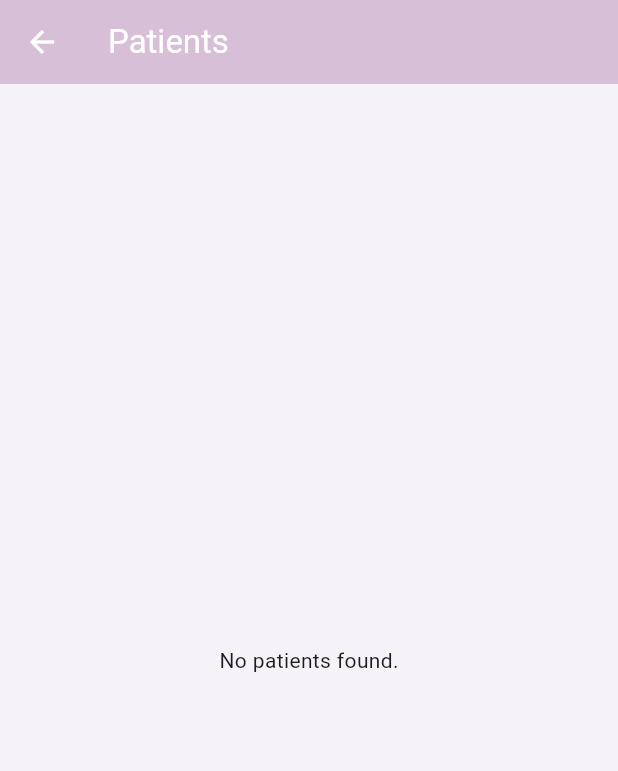
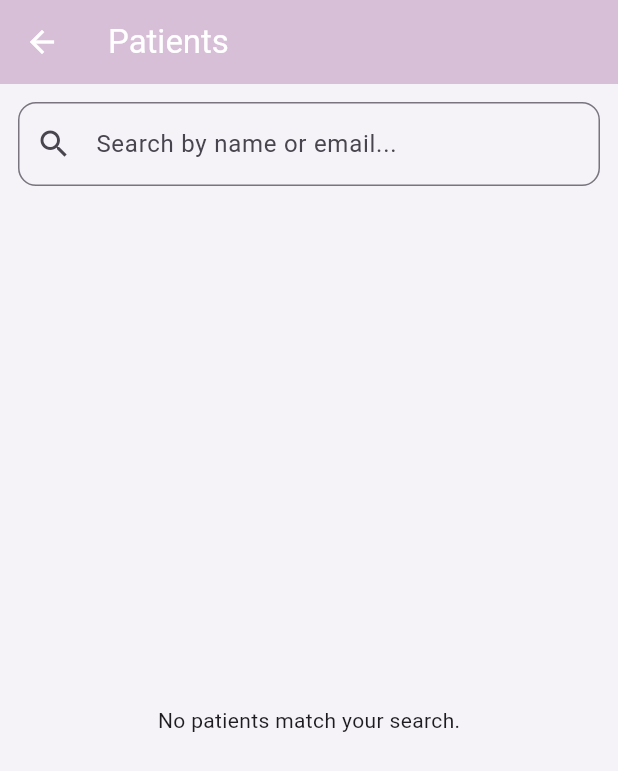
Before and after one commit to Ba-jx/safespace, a Flutter app: the ViewPatientsScreen screen opened directly, on a phone screen of 412 x 824 dp. Shown: the top 771 px of the screen. Run offline on Flutter 3.47's test engine with Material 3 defaults, Android fonts, the phone set to English and light mode, and no system bars; our stand-ins replace cloud_firestore, firebase_auth, firebase_core, table_calendar; accounts and stored records are empty.

Commit message:
Update view_patients_screen.dart

```diff
--- a/lib/screens/view_patients_screen.dart
+++ b/lib/screens/view_patients_screen.dart
@@ -1,8 +1,16 @@
 import 'package:flutter/material.dart';
 import 'package:cloud_firestore/cloud_firestore.dart';
+import 'patient_detail_screen.dart';
 
-class ViewPatientsScreen extends StatelessWidget {
+class ViewPatientsScreen extends StatefulWidget {
   const ViewPatientsScreen({super.key});
+
+  @override
+  State<ViewPatientsScreen> createState() => _ViewPatientsScreenState();
+}
+
+class _ViewPatientsScreenState extends State<ViewPatientsScreen> {
+  String searchQuery = '';
 
   Future<String?> _fetchLatestMood(String userId) async {
     final snapshot = await FirebaseFirestore.instance
@@ -23,7 +31,25 @@ class ViewPatientsScreen extends StatelessWidget {
   Widget build(BuildContext context) {
     return Scaffold(
       appBar: AppBar(title: const Text('Patients')),
-      body: StreamBuilder<QuerySnapshot>(
+      body: Column(
+        children: [
+          Padding(
+            padding: const EdgeInsets.all(12),
+            child: TextField(
+              decoration: InputDecoration(
+                hintText: 'Search by name or email...',
+                prefixIcon: const Icon(Icons.search),
+                border: OutlineInputBorder(borderRadius: BorderRadius.circular(12)),
+              ),
+              onChanged: (value) {
+                setState(() {
+                  searchQuery = value.toLowerCase();
+                });
+              },
+            ),
+          ),
+          Expanded(
+            child: StreamBuilder<QuerySnapshot>(
               stream: FirebaseFirestore.instance
                   .collection('users')
                   .where('role', isEqualTo: 'patient')
@@ -33,14 +59,19 @@ class ViewPatientsScreen extends StatelessWidget {
                   return const Center(child: Text('Error loading patients.'));
                 }
 
-          if (snapshot.connectionState == ConnectionState.waiting) {
+                if (!snapshot.hasData) {
                   return const Center(child: CircularProgressIndicator());
                 }
 
-          final patients = snapshot.data?.docs ?? [];
+                final patients = snapshot.data!.docs.where((doc) {
+                  final data = doc.data() as Map<String, dynamic>;
+                  final name = (data['name'] ?? '').toString().toLowerCase();
+                  final email = (data['email'] ?? '').toString().toLowerCase();
+                  return name.contains(searchQuery) || email.contains(searchQuery);
+                }).toList();
 
                 if (patients.isEmpty) {
-            return const Center(child: Text('No patients found.'));
+                  return const Center(child: Text('No patients match your search.'));
                 }
 
                 return ListView.builder(
@@ -76,7 +107,6 @@ class ViewPatientsScreen extends StatelessWidget {
                               ),
                             );
                           },
-
                         );
                       },
                     );
@@ -84,6 +114,9 @@ class ViewPatientsScreen extends StatelessWidget {
                 );
               },
             ),
+          ),
+        ],
+      ),
     );
   }
 }
```
Lines whose indentation alone changed are shown as unchanged.
